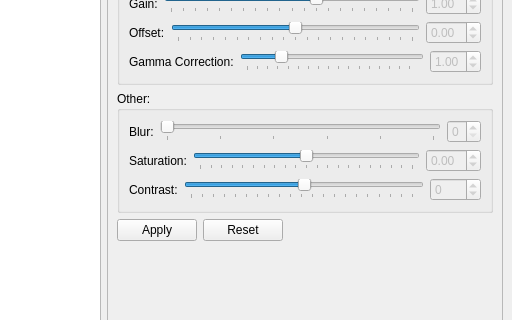
This is mainwindow.ui in abansal755/Image-Editor as Qt 5 draws it before an edit; both pictures show x 572 to 1084 and y 201 to 521 of the 1084 by 653 pixel window. The edited form follows.
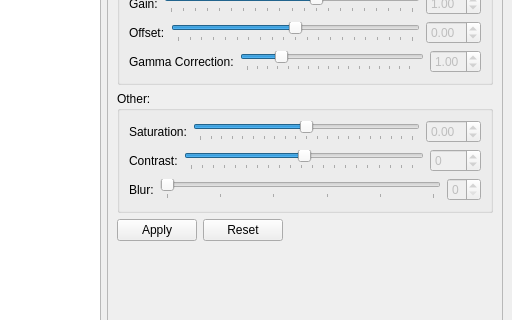
This is the edited form.

```diff
--- a/mainwindow.ui
+++ b/mainwindow.ui
@@ -463,52 +463,6 @@
            <bool>false</bool>
           </property>
           <layout class="QVBoxLayout" name="verticalLayout">
-           <item>
-            <layout class="QHBoxLayout" name="horizontalLayout">
-             <item>
-              <widget class="QLabel" name="label">
-               <property name="text">
-                <string>Blur:</string>
-               </property>
-              </widget>
-             </item>
-             <item>
-              <widget class="QSlider" name="horizontalSlider">
-               <property name="enabled">
-                <bool>true</bool>
-               </property>
-               <property name="maximum">
-                <number>5</number>
-               </property>
-               <property name="orientation">
-                <enum>Qt::Horizontal</enum>
-               </property>
-               <property name="invertedAppearance">
-                <bool>false</bool>
-               </property>
-               <property name="invertedControls">
-                <bool>false</bool>
-               </property>
-               <property name="tickPosition">
-                <enum>QSlider::TicksBelow</enum>
-               </property>
-              </widget>
-             </item>
-             <item>
-              <widget class="QSpinBox" name="spinBox">
-               <property name="enabled">
-                <bool>false</bool>
-               </property>
-               <property name="maximum">
-                <number>5</number>
-               </property>
-               <property name="value">
-                <number>0</number>
-               </property>
-              </widget>
-             </item>
-            </layout>
-           </item>
            <item>
             <layout class="QHBoxLayout" name="horizontalLayout_2">
              <item>
@@ -610,6 +564,52 @@
              </item>
             </layout>
            </item>
+           <item>
+            <layout class="QHBoxLayout" name="horizontalLayout">
+             <item>
+              <widget class="QLabel" name="label">
+               <property name="text">
+                <string>Blur:</string>
+               </property>
+              </widget>
+             </item>
+             <item>
+              <widget class="QSlider" name="horizontalSlider">
+               <property name="enabled">
+                <bool>true</bool>
+               </property>
+               <property name="maximum">
+                <number>5</number>
+               </property>
+               <property name="orientation">
+                <enum>Qt::Horizontal</enum>
+               </property>
+               <property name="invertedAppearance">
+                <bool>false</bool>
+               </property>
+               <property name="invertedControls">
+                <bool>false</bool>
+               </property>
+               <property name="tickPosition">
+                <enum>QSlider::TicksBelow</enum>
+               </property>
+              </widget>
+             </item>
+             <item>
+              <widget class="QSpinBox" name="spinBox">
+               <property name="enabled">
+                <bool>false</bool>
+               </property>
+               <property name="maximum">
+                <number>5</number>
+               </property>
+               <property name="value">
+                <number>0</number>
+               </property>
+              </widget>
+             </item>
+            </layout>
+           </item>
           </layout>
          </widget>
         </item>
```
